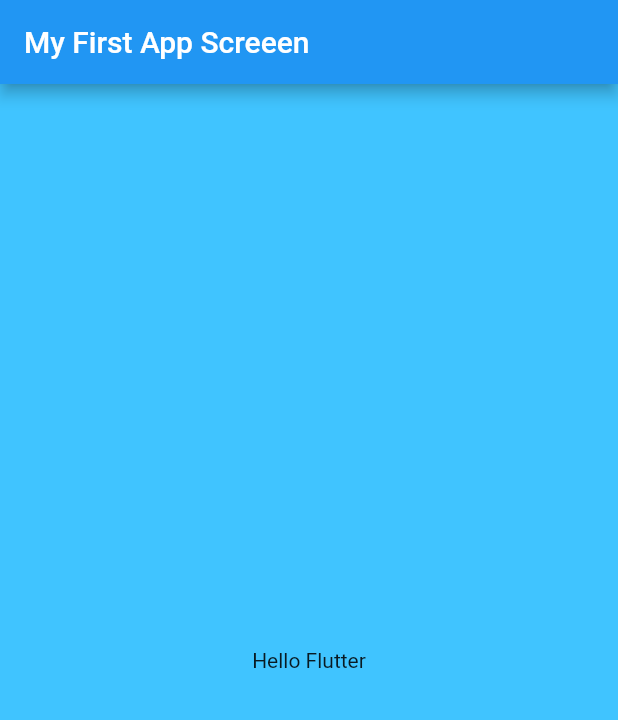
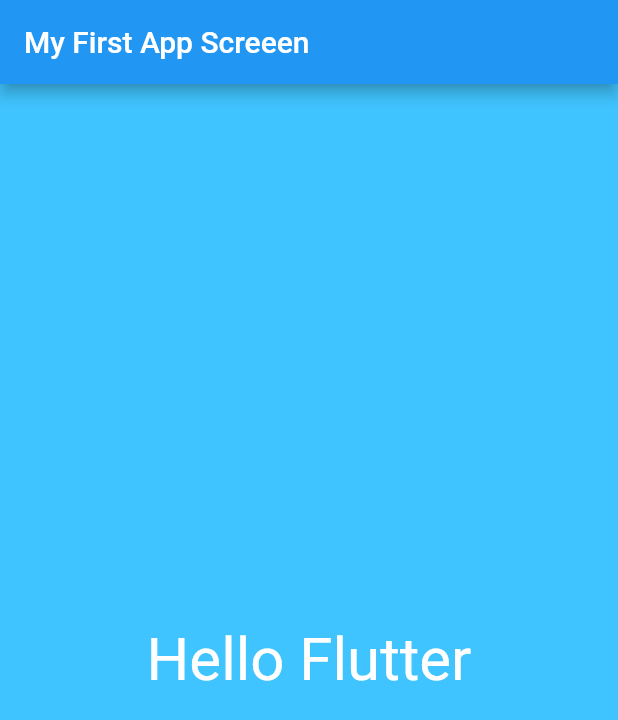
Before and after one commit to Hervera/flutter_app, a Flutter app: the screen it shows after launch, on a phone screen of 412 x 824 dp. Shown: the top 720 px of the screen. Run offline on Flutter 3.47's test engine with Material 2 defaults, Android fonts, the phone set to English and light mode, and no system bars.

Commit message:
organizing the code

```diff
--- /dev/null
+++ b/lib/app_screens/first_screen.dart
@@ -0,0 +1,19 @@
+import 'package:flutter/material.dart';
+
+class FirstScreen extends StatelessWidget {
+  @override
+  Widget build(BuildContext context) {
+    // TODO: implement build
+    return Material(
+        color: Colors.lightBlueAccent,
+        child: Center(
+          child: Text(
+              "Hello Flutter",
+              textDirection: TextDirection.ltr,
+              style: TextStyle(color: Colors.white, fontSize: 40.0),
+          ),
+        )
+    );
+  }
+
+}
--- a/lib/main.dart
+++ b/lib/main.dart
@@ -1,21 +1,18 @@
 import "package:flutter/material.dart";
+import './app_screens/first_screen.dart';
 
-void main() {
-  runApp(
-     MaterialApp(
-       title: "My Flutter App",
-       home: Scaffold(
-         appBar: AppBar(title: Text("My First App Screeen"),),
-         body: Material(
-           color: Colors.lightBlueAccent,
-           child: Center(
-             child: Text(
-                 "Hello Flutter",
-                 textDirection: TextDirection.ltr
-             ),
-           )
-       )
-     )
-  )
-  );
+void main() => runApp(new MyFlutterApp());
+
+class MyFlutterApp extends StatelessWidget {
+  @override
+  Widget build(BuildContext context) {
+    return MaterialApp(
+        debugShowCheckedModeBanner: false,
+        title: "My Flutter App",
+        home: Scaffold(
+            appBar: AppBar(title: Text("My First App Screeen"),),
+            body: FirstScreen()
+        )
+    );
+  }
 }
```
